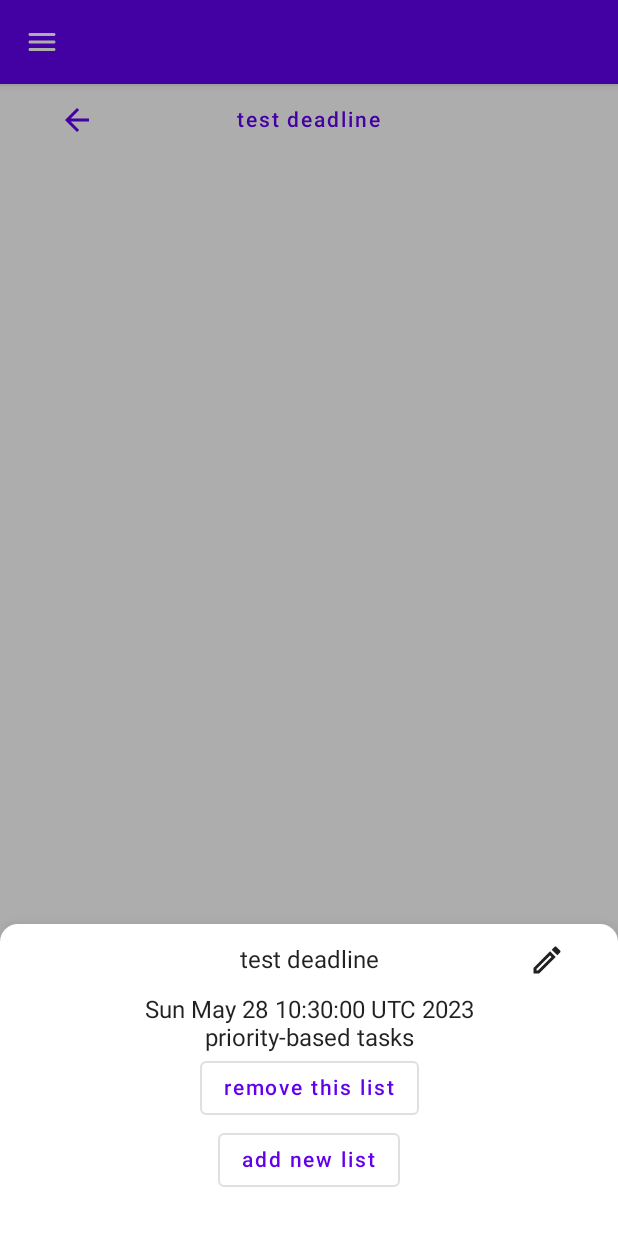
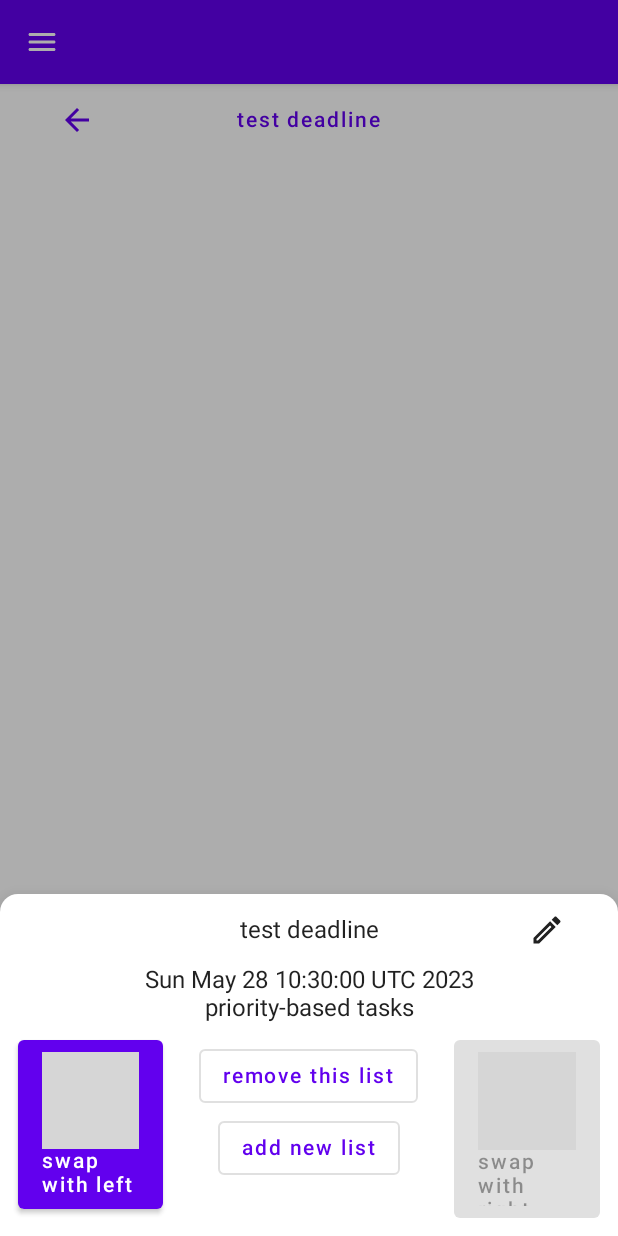
Before and after one commit to Dzem-z/Android-priority-list-app, an Android app built with Jetpack Compose: the screen it shows after launch (MainActivity), after a tap on "test deadline", on a phone screen of 412 x 824 dp. Run offline under Robolectric (Android 15) with nearby library versions, the light colour scheme and no system bars; our stand-ins replace accompanist; libraries missing offline, so code that uses them is left out: com.google.accompanist.navigation; 1 statement that could not run was skipped; 1 other tap on this screen came first; grey boxes are pictures that could not be loaded.

Commit message:
swap buttons with swap behaviour

```diff
--- a/app/src/main/java/com/example/prioritylist/ui/BottomSheet.kt
+++ b/app/src/main/java/com/example/prioritylist/ui/BottomSheet.kt
@@ -30,14 +30,18 @@ import androidx.compose.ui.focus.FocusDirection
 import androidx.compose.ui.text.input.ImeAction
 import androidx.compose.ui.text.style.TextAlign
 import androidx.compose.material.LocalTextStyle
+import androidx.compose.material.ScaffoldState
+import androidx.compose.material.rememberScaffoldState
 import androidx.compose.runtime.LaunchedEffect
 import androidx.compose.ui.focus.FocusRequester
 import androidx.compose.ui.focus.focusRequester
 import androidx.compose.ui.platform.LocalFocusManager
+import androidx.compose.ui.res.painterResource
 import androidx.compose.ui.text.input.TextFieldValue
 import androidx.compose.ui.text.TextRange
 import androidx.compose.ui.tooling.preview.Preview
 import androidx.compose.ui.unit.dp
+import com.example.prioritylist.R
 import com.example.prioritylist.data.TaskTypes
 
 
@@ -93,7 +97,7 @@ fun ListOptionsSheet(viewModel: StateHolder, modifier: Modifier = Modifier, remo
 
     Column(
         modifier = Modifier
-            .height(208.dp),
+            .height(228.dp),
         horizontalAlignment = Alignment.CenterHorizontally
     ) {
         Row(
@@ -111,6 +115,7 @@ fun ListOptionsSheet(viewModel: StateHolder, modifier: Modifier = Modifier, remo
                     onValueChange = {
                         textFieldValueState = it
                         viewModel.currentListName = it.text
+                        viewModel.setName()
                     },
                     textStyle = LocalTextStyle.current.copy(textAlign = TextAlign.Center),
                     keyboardOptions = KeyboardOptions.Default.copy(
@@ -170,6 +175,31 @@ fun ListOptionsSheet(viewModel: StateHolder, modifier: Modifier = Modifier, remo
             },
             textAlign = TextAlign.Center
         )
+
+        Row(
+            modifier = Modifier.padding(12.dp)
+        ) {
+
+            Button(
+                onClick = { viewModel.swapWithLeft() },
+                enabled = viewModel.isPrevList,
+                modifier = Modifier.weight(1f)
+            ) {
+                Column(
+                    horizontalAlignment = Alignment.CenterHorizontally
+                ) {
+                    Icon(
+                        painter = painterResource(id = R.drawable.swap_horiz_48px),
+                        contentDescription = "drawer icon"
+                    )
+                    Text(text = "swap with left")
+                }
+            }
+
+            Column(
+                horizontalAlignment = Alignment.CenterHorizontally,
+                modifier = Modifier.weight(2f)
+            ) {
                 OutlinedButton(
                     onClick = removeList
                 ) {
@@ -180,6 +210,26 @@ fun ListOptionsSheet(viewModel: StateHolder, modifier: Modifier = Modifier, remo
                     onClick = addList
                 ) {
                     Text(text = "add new list")
+                }
+            }
+
+            Button(
+                onClick = { viewModel.swapWithRight() },
+                enabled = viewModel.isNextList,
+                modifier = Modifier.weight(1f)
+            ) {
+                Column(
+                    horizontalAlignment = Alignment.CenterHorizontally
+                ) {
+                    Icon(
+                        painter = painterResource(id = R.drawable.swap_horiz_48px),
+                        contentDescription = "drawer icon"
+                    )
+
+                    Text(text = "swap with right")
+                }
+            }
+
         }
 
     }
--- a/app/src/main/java/com/example/prioritylist/ui/StateHolder.kt
+++ b/app/src/main/java/com/example/prioritylist/ui/StateHolder.kt
@@ -271,6 +271,15 @@ class StateHolder : ViewModel() {
         }
     }
 
+    fun swapWithLeft() {
+        dataManager.changeIDUseCase(dataManager.getIDUseCase() - 1)
+        updateList()
+    }
+
+    fun swapWithRight() {
+        dataManager.changeIDUseCase(dataManager.getIDUseCase() + 1)
+        updateList()
+    }
 
     fun onDelete(task: Task) {
 
```
Lines whose indentation alone changed are shown as unchanged.
